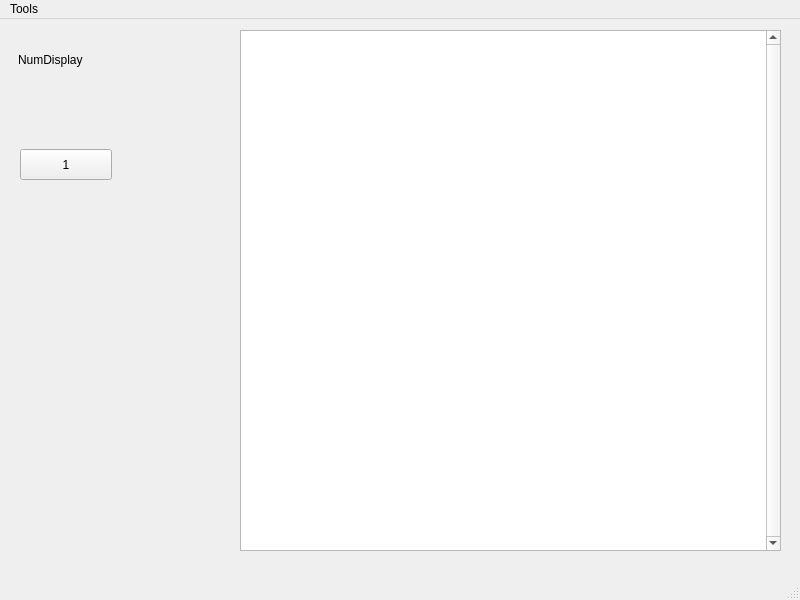
Above: dialerApp/mainwindow.ui from MathewLister/DialerApp before the change. Below: the same form after it.
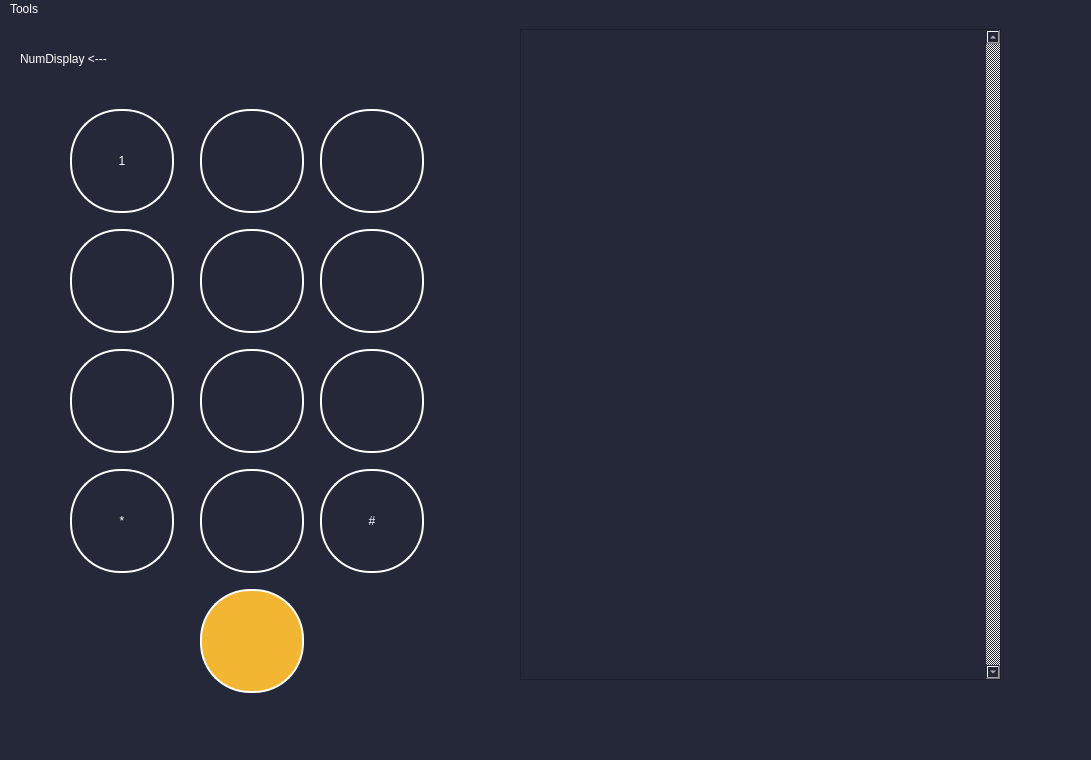
That is the form after the change.

Commit message: Added button layout and moving towards a color pallete

```diff
--- a/dialerApp/mainwindow.ui
+++ b/dialerApp/mainwindow.ui
@@ -6,23 +6,32 @@
    <rect>
     <x>0</x>
     <y>0</y>
-    <width>800</width>
-    <height>600</height>
+    <width>1091</width>
+    <height>760</height>
    </rect>
   </property>
   <property name="windowTitle">
    <string>MainWindow</string>
   </property>
+  <property name="styleSheet">
+   <string notr="true">color: white;
+ background-color: #252839</string>
+  </property>
   <widget class="QWidget" name="centralwidget">
    <widget class="QTableView" name="tableView">
     <property name="geometry">
      <rect>
-      <x>240</x>
-      <y>11</y>
-      <width>541</width>
-      <height>521</height>
+      <x>520</x>
+      <y>10</y>
+      <width>481</width>
+      <height>651</height>
      </rect>
     </property>
+    <property name="styleSheet">
+     <string notr="true">QTableView::item {
+    border: .5px solid white
+}</string>
+    </property>
     <property name="verticalScrollBarPolicy">
      <enum>Qt::ScrollBarAlwaysOn</enum>
     </property>
@@ -39,36 +48,352 @@
    <widget class="QLabel" name="label">
     <property name="geometry">
      <rect>
-      <x>18</x>
-      <y>10</y>
-      <width>331</width>
-      <height>61</height>
-     </rect>
-    </property>
-    <property name="text">
-     <string>NumDisplay</string>
-    </property>
-   </widget>
-   <widget class="QPushButton" name="pushButton">
-    <property name="geometry">
-     <rect>
       <x>20</x>
-      <y>130</y>
-      <width>92</width>
-      <height>31</height>
+      <y>10</y>
+      <width>461</width>
+      <height>61</height>
      </rect>
+    </property>
+    <property name="styleSheet">
+     <string notr="true">color: white</string>
+    </property>
+    <property name="text">
+     <string>NumDisplay                                                                  &lt;---</string>
+    </property>
+   </widget>
+   <widget class="QPushButton" name="Button1">
+    <property name="geometry">
+     <rect>
+      <x>70</x>
+      <y>90</y>
+      <width>104</width>
+      <height>104</height>
+     </rect>
+    </property>
+    <property name="styleSheet">
+     <string notr="true">color: white;
+background-color: #252839;
+ border-style: solid;
+ border-width:1.5px;
+ border-radius:50px;
+ border-color: white;
+ max-width:100px;
+ max-height:100px;
+ min-width:100px;
+ min-height:100px;</string>
     </property>
     <property name="text">
      <string>1</string>
     </property>
    </widget>
+   <widget class="QPushButton" name="Button2">
+    <property name="geometry">
+     <rect>
+      <x>200</x>
+      <y>90</y>
+      <width>104</width>
+      <height>104</height>
+     </rect>
+    </property>
+    <property name="styleSheet">
+     <string notr="true">color: white;
+background-color: #252839;
+ border-style: solid;
+ border-width:1.5px;
+ border-radius:50px;
+ border-color: white;
+ max-width:100px;
+ max-height:100px;
+ min-width:100px;
+ min-height:100px;</string>
+    </property>
+    <property name="text">
+     <string/>
+    </property>
+   </widget>
+   <widget class="QPushButton" name="Button3">
+    <property name="geometry">
+     <rect>
+      <x>320</x>
+      <y>90</y>
+      <width>104</width>
+      <height>104</height>
+     </rect>
+    </property>
+    <property name="styleSheet">
+     <string notr="true">color: white;
+background-color: #252839;
+ border-style: solid;
+ border-width:1.5px;
+ border-radius:50px;
+ border-color: white;
+ max-width:100px;
+ max-height:100px;
+ min-width:100px;
+ min-height:100px;</string>
+    </property>
+    <property name="text">
+     <string/>
+    </property>
+   </widget>
+   <widget class="QPushButton" name="Button5">
+    <property name="geometry">
+     <rect>
+      <x>200</x>
+      <y>210</y>
+      <width>104</width>
+      <height>104</height>
+     </rect>
+    </property>
+    <property name="styleSheet">
+     <string notr="true">color: white;
+background-color: #252839;
+ border-style: solid;
+ border-width:1.5px;
+ border-radius:50px;
+ border-color: white;
+ max-width:100px;
+ max-height:100px;
+ min-width:100px;
+ min-height:100px;</string>
+    </property>
+    <property name="text">
+     <string/>
+    </property>
+   </widget>
+   <widget class="QPushButton" name="Button6">
+    <property name="geometry">
+     <rect>
+      <x>320</x>
+      <y>210</y>
+      <width>104</width>
+      <height>104</height>
+     </rect>
+    </property>
+    <property name="styleSheet">
+     <string notr="true">color: white;
+background-color: #252839;
+ border-style: solid;
+ border-width:1.5px;
+ border-radius:50px;
+ border-color: white;
+ max-width:100px;
+ max-height:100px;
+ min-width:100px;
+ min-height:100px;</string>
+    </property>
+    <property name="text">
+     <string/>
+    </property>
+   </widget>
+   <widget class="QPushButton" name="Button4">
+    <property name="geometry">
+     <rect>
+      <x>70</x>
+      <y>210</y>
+      <width>104</width>
+      <height>104</height>
+     </rect>
+    </property>
+    <property name="styleSheet">
+     <string notr="true">color: white;
+background-color: #252839;
+ border-style: solid;
+ border-width:1.5px;
+ border-radius:50px;
+ border-color: white;
+ max-width:100px;
+ max-height:100px;
+ min-width:100px;
+ min-height:100px;</string>
+    </property>
+    <property name="text">
+     <string/>
+    </property>
+   </widget>
+   <widget class="QPushButton" name="Button8">
+    <property name="geometry">
+     <rect>
+      <x>200</x>
+      <y>330</y>
+      <width>104</width>
+      <height>104</height>
+     </rect>
+    </property>
+    <property name="styleSheet">
+     <string notr="true">color: white;
+background-color: #252839;
+ border-style: solid;
+ border-width:1.5px;
+ border-radius:50px;
+ border-color: white;
+ max-width:100px;
+ max-height:100px;
+ min-width:100px;
+ min-height:100px;</string>
+    </property>
+    <property name="text">
+     <string/>
+    </property>
+   </widget>
+   <widget class="QPushButton" name="Button9">
+    <property name="geometry">
+     <rect>
+      <x>320</x>
+      <y>330</y>
+      <width>104</width>
+      <height>104</height>
+     </rect>
+    </property>
+    <property name="styleSheet">
+     <string notr="true">color: white;
+background-color: #252839;
+ border-style: solid;
+ border-width:1.5px;
+ border-radius:50px;
+ border-color: white;
+ max-width:100px;
+ max-height:100px;
+ min-width:100px;
+ min-height:100px;</string>
+    </property>
+    <property name="text">
+     <string/>
+    </property>
+   </widget>
+   <widget class="QPushButton" name="Button7">
+    <property name="geometry">
+     <rect>
+      <x>70</x>
+      <y>330</y>
+      <width>104</width>
+      <height>104</height>
+     </rect>
+    </property>
+    <property name="styleSheet">
+     <string notr="true">color: white;
+background-color: #252839;
+ border-style: solid;
+ border-width:1.5px;
+ border-radius:50px;
+ border-color: white;
+ max-width:100px;
+ max-height:100px;
+ min-width:100px;
+ min-height:100px;</string>
+    </property>
+    <property name="text">
+     <string/>
+    </property>
+   </widget>
+   <widget class="QPushButton" name="ButtonPound">
+    <property name="geometry">
+     <rect>
+      <x>320</x>
+      <y>450</y>
+      <width>104</width>
+      <height>104</height>
+     </rect>
+    </property>
+    <property name="styleSheet">
+     <string notr="true">color: white;
+background-color: #252839;
+ border-style: solid;
+ border-width:1.5px;
+ border-radius:50px;
+ border-color: white;
+ max-width:100px;
+ max-height:100px;
+ min-width:100px;
+ min-height:100px;</string>
+    </property>
+    <property name="text">
+     <string>#</string>
+    </property>
+   </widget>
+   <widget class="QPushButton" name="ButtonStar">
+    <property name="geometry">
+     <rect>
+      <x>70</x>
+      <y>450</y>
+      <width>104</width>
+      <height>104</height>
+     </rect>
+    </property>
+    <property name="styleSheet">
+     <string notr="true">color: white;
+background-color: #252839;
+ border-style: solid;
+ border-width:1.5px;
+ border-radius:50px;
+ border-color: white;
+ max-width:100px;
+ max-height:100px;
+ min-width:100px;
+ min-height:100px;</string>
+    </property>
+    <property name="text">
+     <string>*</string>
+    </property>
+   </widget>
+   <widget class="QPushButton" name="Button0">
+    <property name="geometry">
+     <rect>
+      <x>200</x>
+      <y>450</y>
+      <width>104</width>
+      <height>104</height>
+     </rect>
+    </property>
+    <property name="styleSheet">
+     <string notr="true">color: white;
+background-color: #252839;
+ border-style: solid;
+ border-width:1.5px;
+ border-radius:50px;
+ border-color: white;
+ max-width:100px;
+ max-height:100px;
+ min-width:100px;
+ min-height:100px;</string>
+    </property>
+    <property name="text">
+     <string/>
+    </property>
+   </widget>
+   <widget class="QPushButton" name="ButtonPhone">
+    <property name="geometry">
+     <rect>
+      <x>200</x>
+      <y>570</y>
+      <width>104</width>
+      <height>104</height>
+     </rect>
+    </property>
+    <property name="styleSheet">
+     <string notr="true">color: white;
+background-color: #f2b632;
+ border-style: solid;
+ border-width:1.5px;
+ border-radius:50px;
+ border-color: white;
+ max-width:100px;
+ max-height:100px;
+ min-width:100px;
+ min-height:100px;
+</string>
+    </property>
+    <property name="text">
+     <string/>
+    </property>
+   </widget>
   </widget>
   <widget class="QMenuBar" name="menubar">
    <property name="geometry">
     <rect>
      <x>0</x>
      <y>0</y>
-     <width>800</width>
+     <width>1091</width>
      <height>29</height>
     </rect>
    </property>
```
The commit also changes 23 other files.
